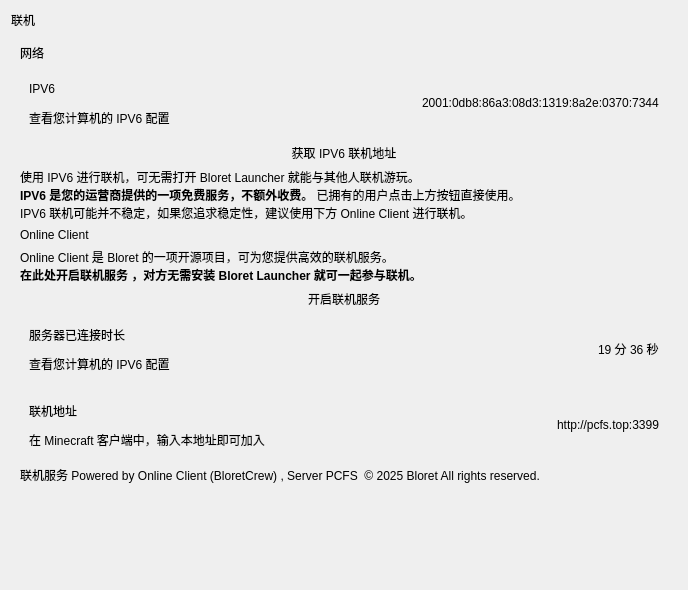
This is ui/client.ui in BloretCrew/Bloret-Launcher as Qt 5 draws it before an edit. The edited form follows.
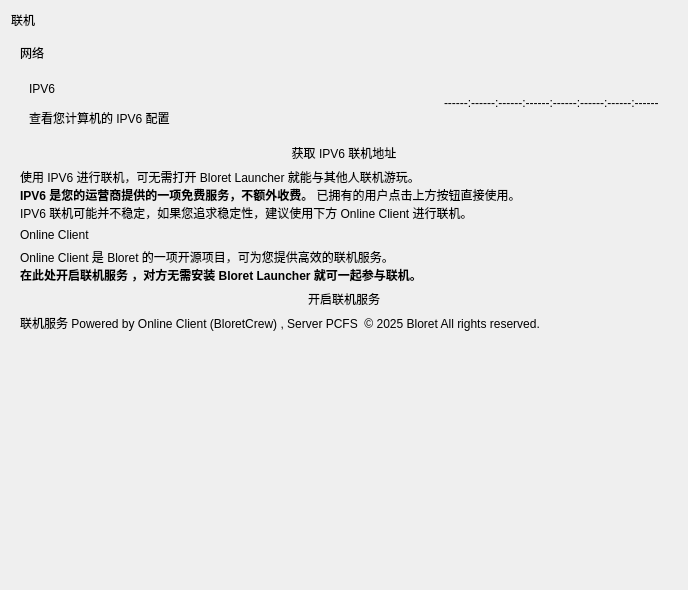
This is the edited form. Icons and pictures are not drawn. Custom widgets are drawn as their Qt base class.

Commit message: 联机服务

What changed in the file:
```diff
--- a/ui/client.ui
+++ b/ui/client.ui
@@ -46,7 +46,7 @@
         <x>0</x>
         <y>0</y>
         <width>670</width>
-        <height>548</height>
+        <height>528</height>
        </rect>
       </property>
       <layout class="QVBoxLayout" name="verticalLayout_2">
@@ -123,7 +123,7 @@
           <item>
            <widget class="StrongBodyLabel" name="ipv6_address">
             <property name="text">
-             <string>2001:0db8:86a3:08d3:1319:8a2e:0370:7344</string>
+             <string>------:------:------:------:------:------:------:------</string>
             </property>
            </widget>
           </item>
@@ -217,126 +217,6 @@
          </property>
         </widget>
        </item>
-       <item>
-        <widget class="CardWidget" name="CardWidget_2">
-         <property name="minimumSize">
-          <size>
-           <width>0</width>
-           <height>70</height>
-          </size>
-         </property>
-         <layout class="QHBoxLayout" name="horizontalLayout_3">
-          <item>
-           <layout class="QVBoxLayout" name="verticalLayout_5">
-            <item>
-             <widget class="StrongBodyLabel" name="StrongBodyLabel">
-              <property name="text">
-               <string>服务器已连接时长</string>
-              </property>
-             </widget>
-            </item>
-            <item>
-             <widget class="CaptionLabel" name="CaptionLabel_7">
-              <property name="sizePolicy">
-               <sizepolicy hsizetype="Expanding" vsizetype="Preferred">
-                <horstretch>0</horstretch>
-                <verstretch>0</verstretch>
-               </sizepolicy>
-              </property>
-              <property name="text">
-               <string>查看您计算机的 IPV6 配置</string>
-              </property>
-              <property name="wordWrap">
-               <bool>true</bool>
-              </property>
-              <property name="lightColor" stdset="0">
-               <color alpha="150">
-                <red>0</red>
-                <green>0</green>
-                <blue>0</blue>
-               </color>
-              </property>
-              <property name="darkColor" stdset="0">
-               <color alpha="200">
-                <red>255</red>
-                <green>255</green>
-                <blue>255</blue>
-               </color>
-              </property>
-             </widget>
-            </item>
-           </layout>
-          </item>
-          <item>
-           <widget class="StrongBodyLabel" name="OnlineClient_ClientTime">
-            <property name="text">
-             <string>19 分 36 秒</string>
-            </property>
-           </widget>
-          </item>
-         </layout>
-        </widget>
-       </item>
-       <item>
-        <widget class="CardWidget" name="CardWidget_3">
-         <property name="minimumSize">
-          <size>
-           <width>0</width>
-           <height>70</height>
-          </size>
-         </property>
-         <layout class="QHBoxLayout" name="horizontalLayout">
-          <item>
-           <layout class="QVBoxLayout" name="verticalLayout_3">
-            <item>
-             <widget class="StrongBodyLabel" name="StrongBodyLabel_2">
-              <property name="text">
-               <string>联机地址</string>
-              </property>
-             </widget>
-            </item>
-            <item>
-             <widget class="CaptionLabel" name="CaptionLabel_8">
-              <property name="sizePolicy">
-               <sizepolicy hsizetype="Expanding" vsizetype="Preferred">
-                <horstretch>0</horstretch>
-                <verstretch>0</verstretch>
-               </sizepolicy>
-              </property>
-              <property name="text">
-               <string>在 Minecraft 客户端中，输入本地址即可加入</string>
-              </property>
-              <property name="wordWrap">
-               <bool>true</bool>
-              </property>
-              <property name="lightColor" stdset="0">
-               <color alpha="150">
-                <red>0</red>
-                <green>0</green>
-                <blue>0</blue>
-               </color>
-              </property>
-              <property name="darkColor" stdset="0">
-               <color alpha="200">
-                <red>255</red>
-                <green>255</green>
-                <blue>255</blue>
-               </color>
-              </property>
-             </widget>
-            </item>
-           </layout>
-          </item>
-          <item>
-           <widget class="StrongBodyLabel" name="OnlineClient_address">
-            <property name="text">
-             <string>http://pcfs.top:3399</string>
-            </property>
-           </widget>
-          </item>
-         </layout>
-        </widget>
-       </item>
        <item>
         <widget class="CaptionLabel" name="CaptionLabel_6">
          <property name="sizePolicy">
```
The commit also changes 6 other files.
